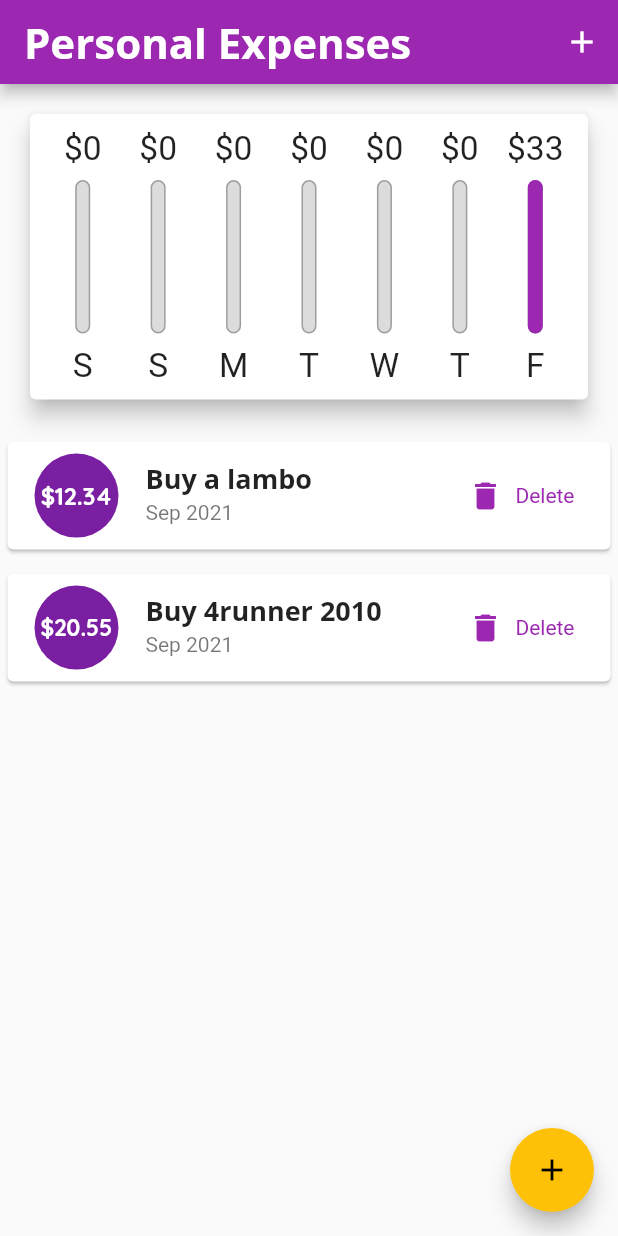
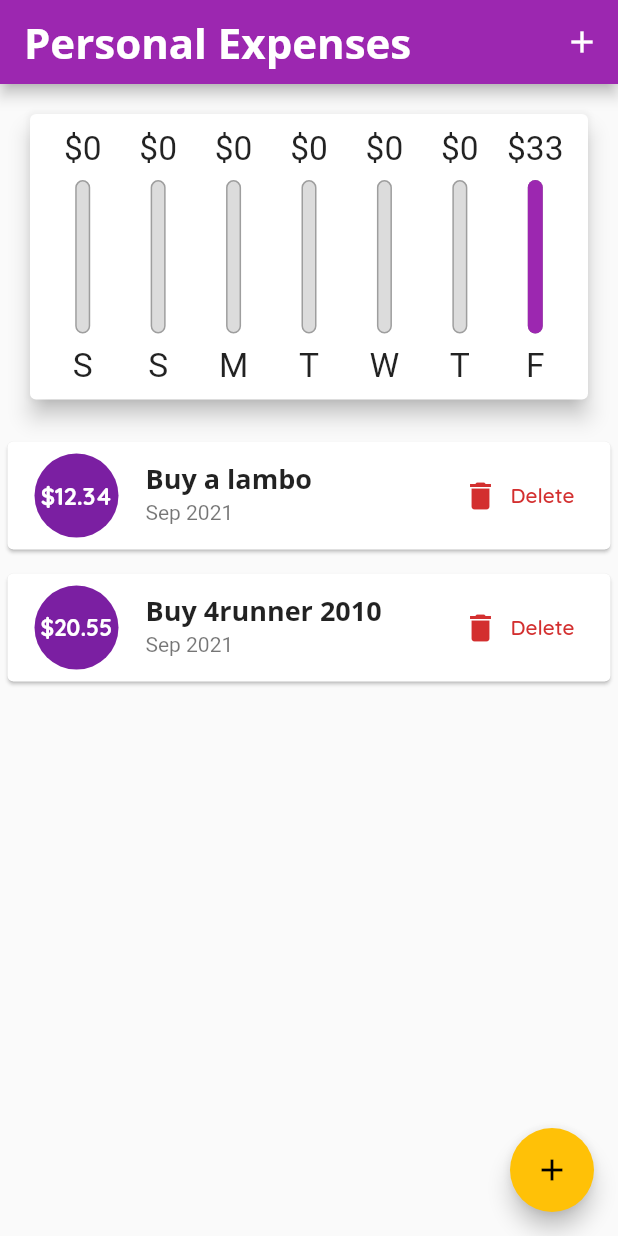
Before and after one commit to wisnercelucus/expense-manager, a Flutter app: the screen it shows after launch, on a phone screen of 412 x 824 dp. Run offline on Flutter 3.47's test engine with Material 2 defaults, Android fonts, the phone set to English and light mode, and no system bars.

Commit message:
style delete text and icon in list

```diff
--- a/lib/widgets/transaction_list.dart
+++ b/lib/widgets/transaction_list.dart
@@ -57,11 +57,15 @@ class TransactionList extends StatelessWidget {
                       ? TextButton.icon(
                           onPressed: () =>
                               deleteTransaction(transactions[index].id),
-                          icon: Icon(Icons.delete),
-                          label: Text("Delete"),
-                          style: TextButton.styleFrom(
-                              textStyle: TextStyle(
-                                  color: Theme.of(context).errorColor)),
+                          icon: Icon(
+                            Icons.delete,
+                            color: Theme.of(context).errorColor,
+                          ),
+                          label: Text(
+                            "Delete",
+                            style:
+                                TextStyle(color: Theme.of(context).errorColor),
+                          ),
                         )
                       : IconButton(
                           icon: Icon(Icons.delete),
```
